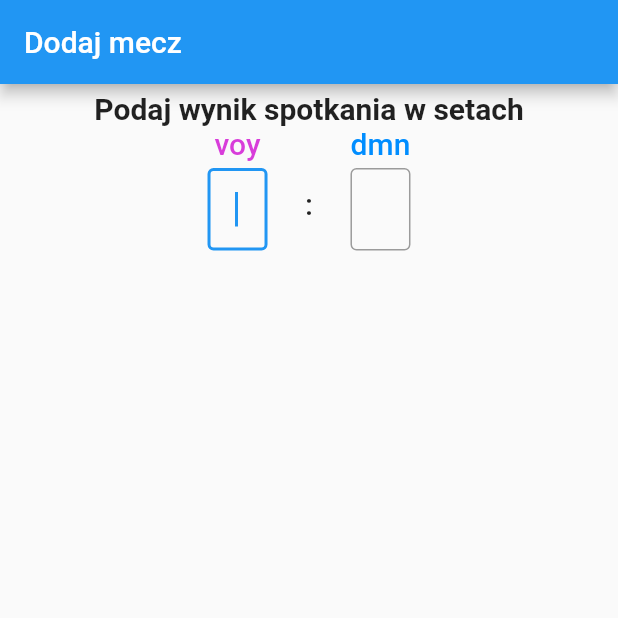
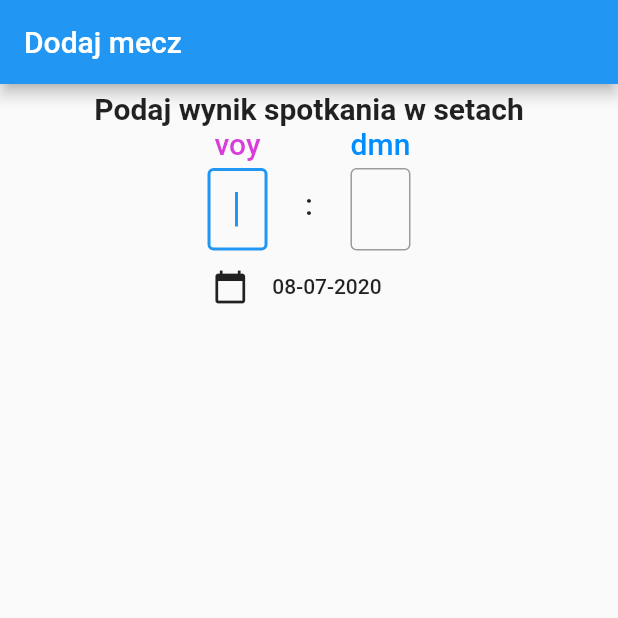
Before and after one commit to voyyy/TableTennisStatistics, a Flutter app: the screen it shows after launch, on a phone screen of 412 x 824 dp, the top half of it. Run offline on Flutter 3.47's test engine with Material 2 defaults, Android fonts, the phone set to English and light mode, and no system bars; our stand-ins replace flutter_datetime_picker.

Commit message:
Added date picker to AddMatch Screen

```diff
--- a/lib/screens/AddMatch.dart
+++ b/lib/screens/AddMatch.dart
@@ -1,7 +1,10 @@
 import 'package:flutter/material.dart';
+import 'package:intl/date_symbol_data_file.dart';
+import 'package:intl/intl.dart';
 import 'package:table_tennis_statistics/components/MatchResult.dart';
 import 'package:table_tennis_statistics/components/SetResult.dart';
 import 'package:table_tennis_statistics/style/Styles.dart';
+import 'package:flutter_datetime_picker/flutter_datetime_picker.dart';
 
 class AddMatch extends StatefulWidget {
   AddMatch({Key key}) : super(key: key);
@@ -14,6 +17,12 @@ class _AddMatchState extends State<AddMatch> {
   int _voySet;
   int _dmnSet;
 
+  static DateTime _date = DateTime.now();
+  static DateFormat _format = DateFormat('dd-MM-yyyy');
+  String _formattedDate = _format.format(_date);
+
+  final myController = TextEditingController();
+
   List<int> _voySetPoints = new List(7);
   List<int> _dmnSetPoints = new List(7);
 
@@ -22,8 +31,6 @@ class _AddMatchState extends State<AddMatch> {
 
   List<bool> _errors =
       new List<bool>.generate(8, (index) => new bool.fromEnvironment(''));
-
-  final myController = TextEditingController();
 
   List<TextEditingController> _textEditingController =
       new List<TextEditingController>.generate(
@@ -193,6 +200,32 @@ class _AddMatchState extends State<AddMatch> {
                   resetPoints();
                 },
               ),
+              Row(
+                mainAxisAlignment: MainAxisAlignment.center,
+                children: [
+                  Icon(
+                    Icons.calendar_today,
+                    size: 24.0,
+                  ),
+                  FlatButton(
+                      onPressed: () {
+                        DatePicker.showDatePicker(
+                          context,
+                          minTime: DateTime(2014, 1, 1),
+                          maxTime: DateTime.now(),
+                          currentTime: DateTime.now(),
+                          locale: LocaleType.pl,
+                          showTitleActions: true,
+                          onConfirm: (date) {
+                            setState(() {
+                              _formattedDate = _format.format(date);
+                            });
+                          },
+                        );
+                      },
+                      child: Text(_formattedDate)),
+                ],
+              ),
               if (_errors[7])
                 Text('Wprowadzono błędny wynik meczu', style: Styles.warnings),
               if (!_errors[7] && _voySet != null && _dmnSet != null)
@@ -209,6 +242,7 @@ class _AddMatchState extends State<AddMatch> {
                   // Text('data: $_focusNodes'),
                   // Text('data: $_errors'),
                   //Text('data: $_textEditingController'),
+                  Text(_formattedDate),
                   Row(
                     mainAxisAlignment: MainAxisAlignment.center,
                     children: [
--- a/pubspec.yaml
+++ b/pubspec.yaml
@@ -25,9 +25,12 @@ dependencies:
     sdk: flutter
 
 
+
   # The following adds the Cupertino Icons font to your application.
   # Use with the CupertinoIcons class for iOS style icons.
   cupertino_icons: ^0.1.3
+  flutter_datetime_picker: ^1.3.8
+  intl: ^0.16.1
 
 dev_dependencies:
   flutter_test:
```
Also changed, not shown: pubspec.lock.
